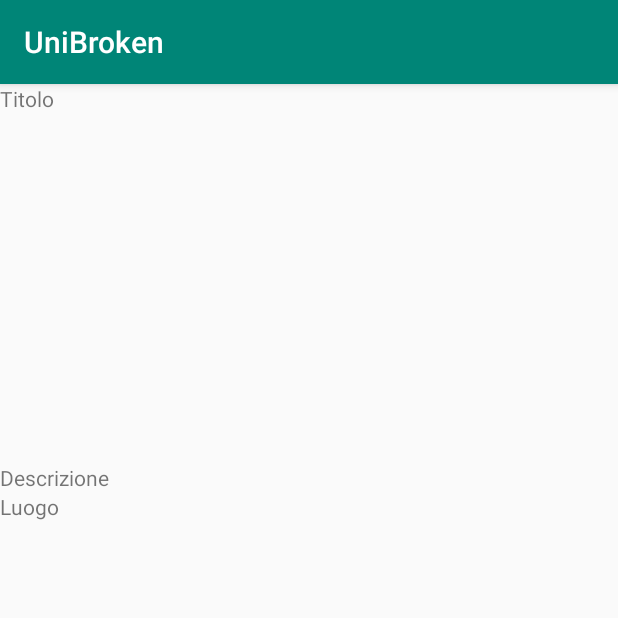
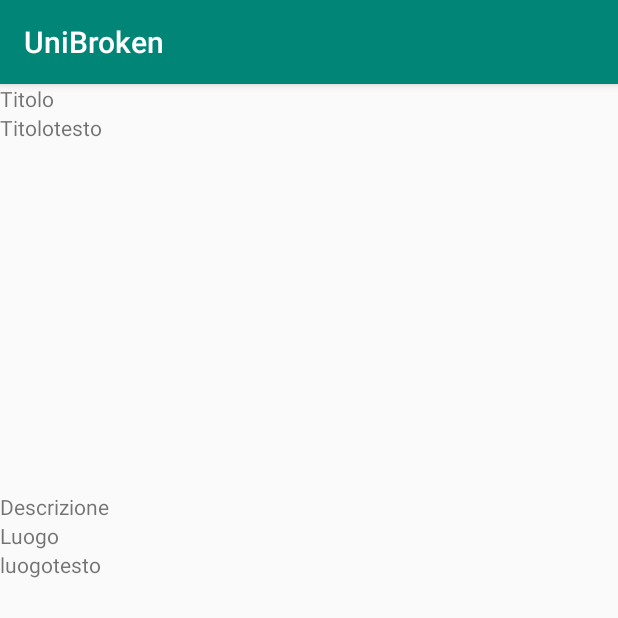
Before and after one commit to atzoriandrea/UniBroken, an Android app: the Showsegn screen opened directly, with no data from a screen before it, on a phone screen of 412 x 824 dp, the top half of it. Run offline under Robolectric (Android 15) with nearby library versions, the light colour scheme and no system bars; 5 statements that could not run were skipped.

Commit message:
09/02/2019 -v1.3

```diff
--- a/app/src/main/java/com/example/mirko/unibroken/SendSegn.java
+++ b/app/src/main/java/com/example/mirko/unibroken/SendSegn.java
@@ -51,7 +51,7 @@ public class SendSegn extends AppCompatActivity {
         setContentView(R.layout.activity_send_segn);
         save = (Button)findViewById(R.id.save);
         capturedImageButton= (Button)findViewById(R.id.addphoto);
-        Spinner luogo = (Spinner) findViewById(R.id.luogo);
+        final Spinner luogo = (Spinner) findViewById(R.id.luogo);
         imageHolder = (ImageView)findViewById(R.id.addedphoto);
         galleria = (Button)findViewById(R.id.addImage);
         t = (EditText)findViewById(R.id.mydescription);
@@ -63,7 +63,7 @@ public class SendSegn extends AppCompatActivity {
         array[2] = BitmapFactory.decodeResource(getResources(),R.drawable.foto_693184_908x560);
         p = (Persona)obj;
         // Create an ArrayAdapter using the string array and a default spinner layout
-        Spinner dropdown = findViewById(R.id.tipologia);
+        final Spinner dropdown = findViewById(R.id.tipologia);
         String[] items = new String[]{"Danno Intonaco",
                 "Danno Finestre",
                 "Cedimento Soffitto",
@@ -104,8 +104,10 @@ public class SendSegn extends AppCompatActivity {
                 if (imgDecodableString != null){
                     bitmap = decodeFile(imgDecodableString);
                 }
+                s.setTipo(dropdown.getSelectedItem().toString());
                 s.setImage(bitmap);
                 s.setTesto(t.getText().toString());
+                s.setLuogo(luogo.getSelectedItem().toString());
                 SegnFactory.addSegnalazione(s);
                 Intent menu = new Intent(SendSegn.this, Homepage.class);
                 menu.putExtra(PERSONA_EXTRA,p);
--- a/app/src/main/java/com/example/mirko/unibroken/Showsegn.java
+++ b/app/src/main/java/com/example/mirko/unibroken/Showsegn.java
@@ -14,7 +14,9 @@ public class Showsegn extends AppCompatActivity {
     TextView titolo;
     ImageView img;
     TextView descrizione;
+    TextView testotitolo;
     TextView luogo;
+    TextView testoluogo;
     Segnalazione s;
     Bitmap[] array = new Bitmap[3];
 
@@ -34,9 +36,13 @@ public class Showsegn extends AppCompatActivity {
         //s = (Segnalazione) obj;
         titolo = (TextView)findViewById(R.id.tit);
         img = (ImageView)findViewById(R.id.imgdett);
+        testotitolo = (TextView)findViewById(R.id.tittext);
         descrizione = (TextView)findViewById(R.id.des);
         luogo = (TextView)findViewById(R.id.loc);
+        testoluogo = (TextView)findViewById(R.id.loctext);
         descrizione.setText(s.getTesto());
+        testotitolo.setText(s.getTipo());
+        testoluogo.setText(s.getLuogo());
         img.setImageBitmap(s.getImage());
 
 
--- a/app/src/main/res/layout/activity_showsegn.xml
+++ b/app/src/main/res/layout/activity_showsegn.xml
@@ -14,6 +14,11 @@
             android:text="Titolo"
             android:layout_width="match_parent"
             android:layout_height="wrap_content" />
+        <TextView
+            android:id="@+id/tittext"
+            android:text="Titolotesto"
+            android:layout_width="match_parent"
+            android:layout_height="wrap_content" />
         <ImageView
             android:id="@+id/imgdett"
             android:layout_width="match_parent"
@@ -28,5 +33,10 @@
             android:text="Luogo"
             android:layout_width="match_parent"
             android:layout_height="wrap_content" />
+        <TextView
+            android:id="@+id/loctext"
+            android:text="luogotesto"
+            android:layout_width="match_parent"
+            android:layout_height="wrap_content" />
     </LinearLayout>
 </android.support.constraint.ConstraintLayout>
```
Also changed, not shown: app/src/main/java/com/example/mirko/unibroken/Segnalazione.java (+10 -0 lines).
